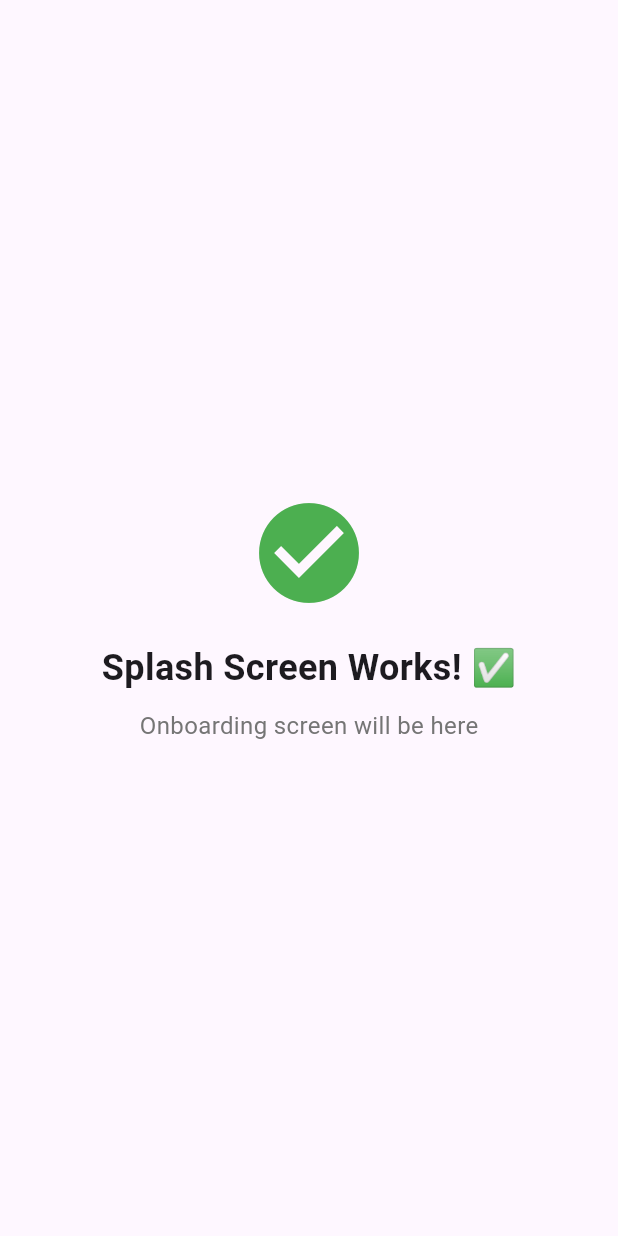
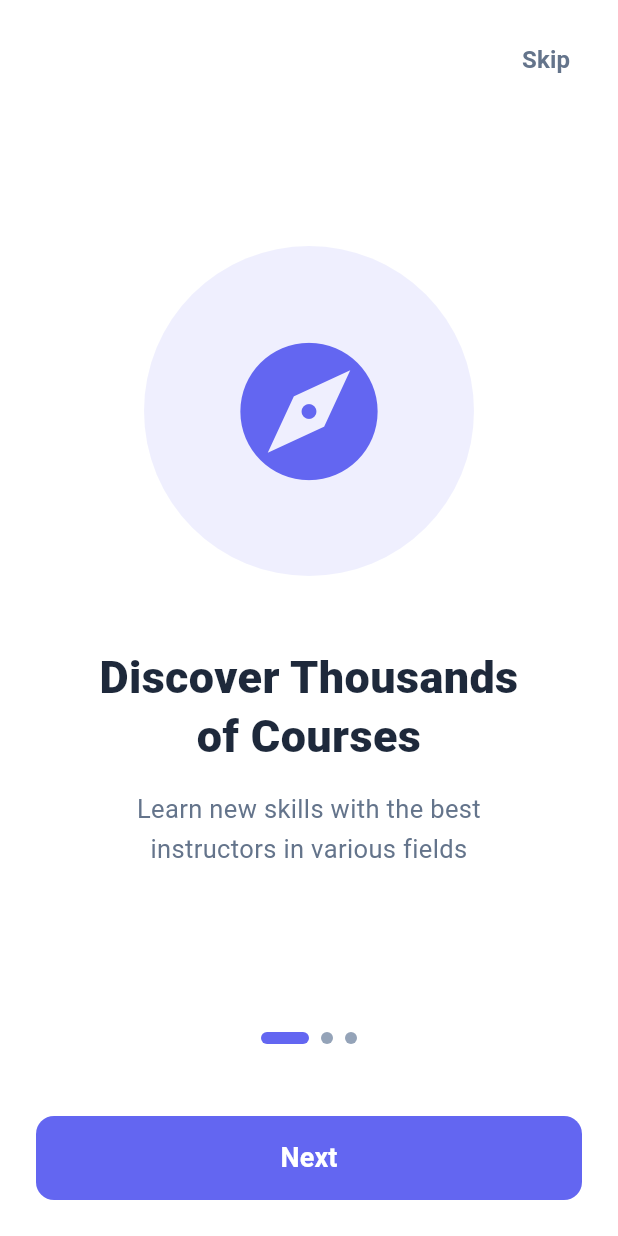
Before and after one commit to Youssef-Taqi-Eldeen/excelerate-app, a Flutter app: the screen it shows after launch, on a phone screen of 412 x 824 dp. Run offline on Flutter 3.47's test engine with Material 3 defaults, Android fonts, the phone set to English and light mode, and no system bars; drawn by our look-alikes of smooth_page_indicator; our stand-ins replace google_fonts.

Commit message:
onboarding finish

```diff
--- a/lib/features/onboarding/data/models/onboarding_model.dart
+++ b/lib/features/onboarding/data/models/onboarding_model.dart
@@ -0,0 +1,15 @@
+import 'package:flutter/material.dart';
+
+class OnboardingModel {
+  final IconData icon;
+  final String title;
+  final String description;
+  final Color color;
+
+  OnboardingModel({
+    required this.icon,
+    required this.title,
+    required this.description,
+    required this.color,
+  });
+}
--- a/lib/features/onboarding/presentation/screens/onboarding_screen.dart
+++ b/lib/features/onboarding/presentation/screens/onboarding_screen.dart
@@ -1,25 +1,193 @@
+import 'package:excelerate_app/features/auth/presentation/screens/login_screen.dart';
 import 'package:flutter/material.dart';
+import 'package:smooth_page_indicator/smooth_page_indicator.dart';
+import '../../../../core/constants/app_colors.dart';
+import '../../../../core/constants/app_sizes.dart';
+import '../../data/models/onboarding_model.dart';
+import '../widgets/onboarding_page.dart';
 
-class OnboardingScreen extends StatelessWidget {
+class OnboardingScreen extends StatefulWidget {
   const OnboardingScreen({super.key});
+
+  @override
+  State<OnboardingScreen> createState() => _OnboardingScreenState();
+}
+
+class _OnboardingScreenState extends State<OnboardingScreen> {
+  final PageController _pageController = PageController();
+  int _currentPage = 0;
+
+  final List<OnboardingModel> _pages = [
+    OnboardingModel(
+      icon: Icons.explore_rounded,
+      title: 'Discover Thousands\nof Courses',
+      description:
+          'Learn new skills with the best instructors in various fields',
+      color: AppColors.primary,
+    ),
+    OnboardingModel(
+      icon: Icons.schedule_rounded,
+      title: 'Learn at Your\nOwn Pace',
+      description: 'Flexible content that fits your schedule and daily routine',
+      color: AppColors.secondary,
+    ),
+    OnboardingModel(
+      icon: Icons.workspace_premium_rounded,
+      title: 'Get Certified\nCredentials',
+      description:
+          'Verified certificates that add value to your professional resume',
+      color: AppColors.success,
+    ),
+  ];
+
+  @override
+  void dispose() {
+    _pageController.dispose();
+    super.dispose();
+  }
+
+  void _onPageChanged(int index) {
+    setState(() {
+      _currentPage = index;
+    });
+  }
+
+  void _nextPage() {
+    if (_currentPage < _pages.length - 1) {
+      _pageController.nextPage(
+        duration: const Duration(milliseconds: 400),
+        curve: Curves.easeInOut,
+      );
+    } else {
+      _finishOnboarding();
+    }
+  }
+
+  void _skipOnboarding() {
+    _pageController.animateToPage(
+      _pages.length - 1,
+      duration: const Duration(milliseconds: 400),
+      curve: Curves.easeInOut,
+    );
+  }
+
+  void _finishOnboarding() {
+    Navigator.of(context).pushReplacement(
+      PageRouteBuilder(
+        pageBuilder: (context, animation, secondaryAnimation) =>
+            const LoginScreen(),
+        transitionsBuilder: (context, animation, secondaryAnimation, child) {
+          const begin = Offset(1.0, 0.0);
+          const end = Offset.zero;
+          const curve = Curves.easeInOutCubic;
+
+          var tween = Tween(
+            begin: begin,
+            end: end,
+          ).chain(CurveTween(curve: curve));
+
+          var fadeAnimation = Tween<double>(
+            begin: 0.0,
+            end: 1.0,
+          ).animate(animation);
+
+          return FadeTransition(
+            opacity: fadeAnimation,
+            child: SlideTransition(
+              position: animation.drive(tween),
+              child: child,
+            ),
+          );
+        },
+        transitionDuration: const Duration(milliseconds: 500),
+      ),
+    );
+  }
 
   @override
   Widget build(BuildContext context) {
     return Scaffold(
-      body: Center(
+      backgroundColor: AppColors.surface,
+      body: SafeArea(
         child: Column(
-          mainAxisAlignment: MainAxisAlignment.center,
           children: [
-            const Icon(Icons.check_circle, size: 80, color: Colors.green),
-            const SizedBox(height: 20),
-            const Text(
-              'Splash Screen Works! ✅',
-              style: TextStyle(fontSize: 24, fontWeight: FontWeight.bold),
+            // Skip Button
+            Padding(
+              padding: const EdgeInsets.all(AppSizes.md),
+              child: Align(
+                alignment: Alignment.topRight,
+                child: TextButton(
+                  onPressed: _skipOnboarding,
+                  child: Text(
+                    'Skip',
+                    style: TextStyle(
+                      fontSize: 16,
+                      fontWeight: FontWeight.w600,
+                      color: _currentPage == _pages.length - 1
+                          ? Colors.transparent
+                          : AppColors.textSecondary,
+                    ),
+                  ),
+                ),
+              ),
             ),
-            const SizedBox(height: 10),
-            Text(
-              'Onboarding screen will be here',
-              style: TextStyle(fontSize: 16, color: Colors.grey[600]),
+
+            // Page View
+            Expanded(
+              child: PageView.builder(
+                controller: _pageController,
+                onPageChanged: _onPageChanged,
+                itemCount: _pages.length,
+                itemBuilder: (context, index) {
+                  return OnboardingPage(model: _pages[index]);
+                },
+              ),
+            ),
+
+            // Page Indicator
+            Padding(
+              padding: const EdgeInsets.symmetric(vertical: AppSizes.lg),
+              child: SmoothPageIndicator(
+                controller: _pageController,
+                count: _pages.length,
+                effect: ExpandingDotsEffect(
+                  activeDotColor: AppColors.primary,
+                  dotColor: AppColors.textHint,
+                  dotHeight: 8,
+                  dotWidth: 8,
+                  expansionFactor: 4,
+                  spacing: 8,
+                ),
+              ),
+            ),
+
+            // Next/Get Started Button
+            Padding(
+              padding: const EdgeInsets.all(AppSizes.lg),
+              child: SizedBox(
+                width: double.infinity,
+                height: AppSizes.buttonHeight,
+                child: ElevatedButton(
+                  onPressed: _nextPage,
+                  style: ElevatedButton.styleFrom(
+                    backgroundColor: AppColors.primary,
+                    foregroundColor: Colors.white,
+                    shape: RoundedRectangleBorder(
+                      borderRadius: BorderRadius.circular(
+                        AppSizes.radiusMedium,
+                      ),
+                    ),
+                    elevation: 0,
+                  ),
+                  child: Text(
+                    _currentPage == _pages.length - 1 ? 'Get Started' : 'Next',
+                    style: const TextStyle(
+                      fontSize: 18,
+                      fontWeight: FontWeight.w700,
+                    ),
+                  ),
+                ),
+              ),
             ),
           ],
         ),
--- a/lib/features/onboarding/presentation/widgets/onboarding_page.dart
+++ b/lib/features/onboarding/presentation/widgets/onboarding_page.dart
@@ -0,0 +1,65 @@
+import 'package:flutter/material.dart';
+import '../../../../core/constants/app_colors.dart';
+import '../../../../core/constants/app_sizes.dart';
+import '../../data/models/onboarding_model.dart';
+
+class OnboardingPage extends StatelessWidget {
+  final OnboardingModel model;
+
+  const OnboardingPage({super.key, required this.model});
+
+  @override
+  Widget build(BuildContext context) {
+    return Padding(
+      padding: const EdgeInsets.symmetric(horizontal: AppSizes.xl),
+      child: Column(
+        mainAxisAlignment: MainAxisAlignment.center,
+        children: [
+          // Icon Container
+          Container(
+            width: 220,
+            height: 220,
+            decoration: BoxDecoration(
+              color: model.color.withOpacity(0.1),
+              shape: BoxShape.circle,
+            ),
+            child: Center(
+              child: Icon(model.icon, size: 110, color: model.color),
+            ),
+          ),
+
+          const SizedBox(height: AppSizes.xxl),
+
+          // Title
+          Text(
+            model.title,
+            textAlign: TextAlign.center,
+            style: const TextStyle(
+              fontSize: 30,
+              fontWeight: FontWeight.w800,
+              color: AppColors.textPrimary,
+              height: 1.3,
+            ),
+          ),
+
+          const SizedBox(height: AppSizes.md),
+
+          // Description
+          Padding(
+            padding: const EdgeInsets.symmetric(horizontal: AppSizes.md),
+            child: Text(
+              model.description,
+              textAlign: TextAlign.center,
+              style: const TextStyle(
+                fontSize: 17,
+                fontWeight: FontWeight.w400,
+                color: AppColors.textSecondary,
+                height: 1.6,
+              ),
+            ),
+          ),
+        ],
+      ),
+    );
+  }
+}
--- a/pubspec.yaml
+++ b/pubspec.yaml
@@ -40,7 +40,6 @@ dependencies:
   smooth_page_indicator: ^1.2.1
 
 dev_dependencies:
-  flutter_lints: ^5.0.0
   flutter_test:
     sdk: flutter
 
```
Also changed, not shown: lib/features/auth/presentation/screens/login_screen.dart (added, +47 -0 lines), pubspec.lock.
